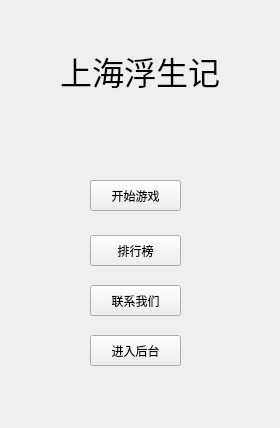
Qt form start.ui (blackdover/shanghaifusheng) before a commit.
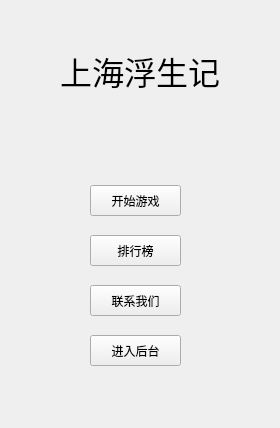
The same form after that commit.

Commit message: 更新 start.ui

What changed in the file:
```diff
--- a/start.ui
+++ b/start.ui
@@ -36,7 +36,7 @@
    <property name="geometry">
     <rect>
      <x>90</x>
-     <y>180</y>
+     <y>185</y>
      <width>91</width>
      <height>31</height>
     </rect>
```
